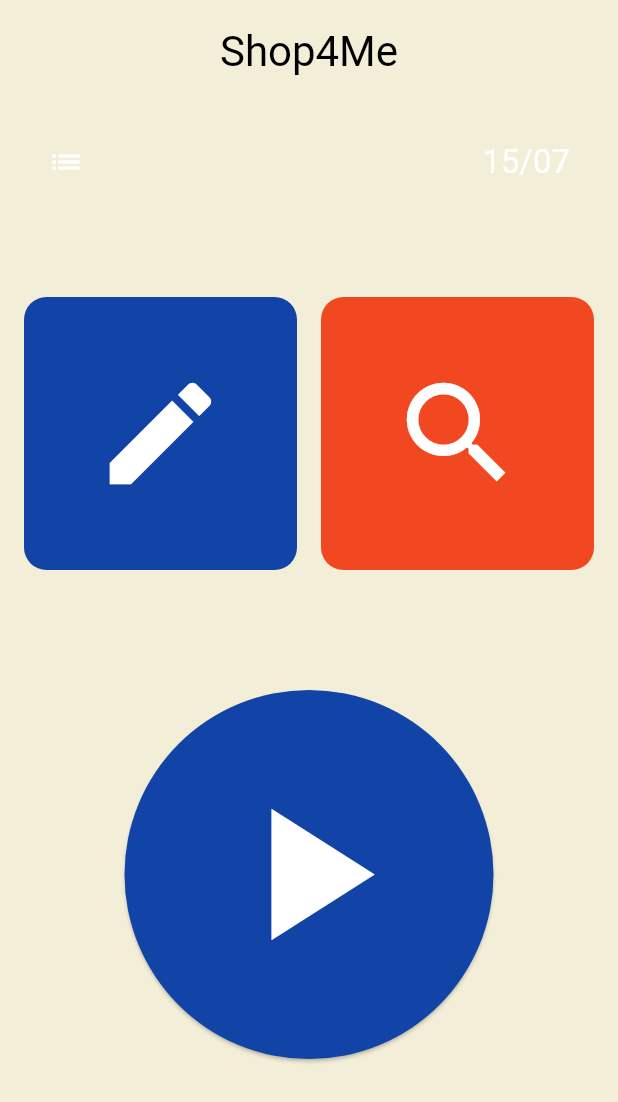
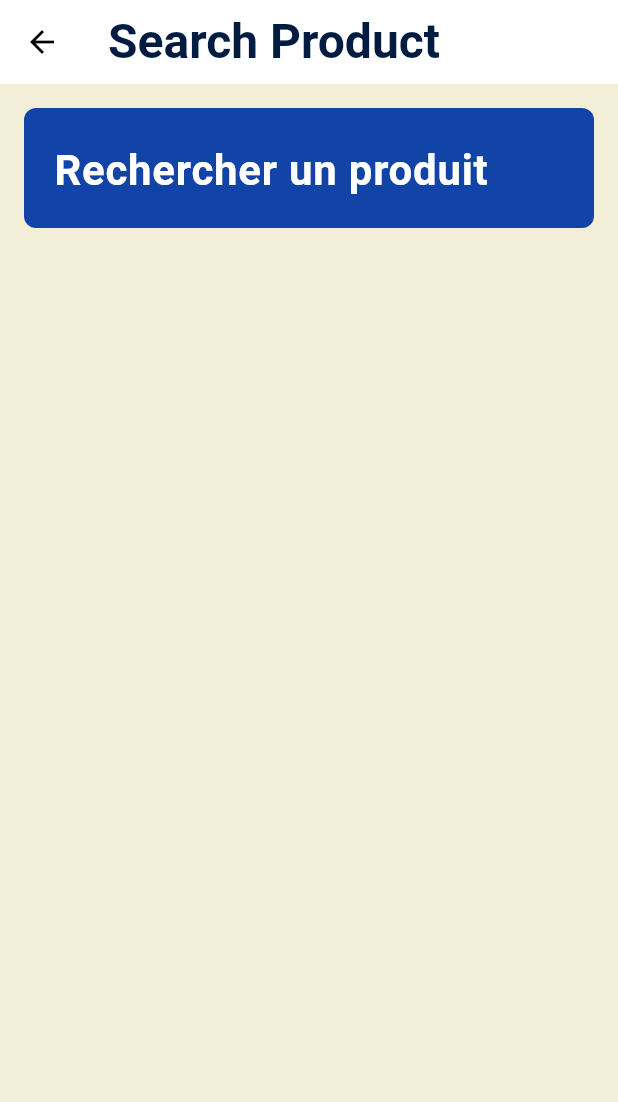
Before and after one commit to MatthieuFranques/ShopForMe, a Flutter app: the screen it shows after launch, after a tap on the "search" icon, on a phone screen of 412 x 824 dp. Shown: the top 1102 px of the screen. Run offline on Flutter 3.47's test engine with Material 3 defaults, Android fonts, the phone set to English and light mode, and no system bars; our stand-ins replace equatable, flutter_bloc.

Commit message:
feat: SearchProductPage with search bar and filtered products (local list)

```diff
--- a/mobile/lib/ui/screens/home_screen.dart
+++ b/mobile/lib/ui/screens/home_screen.dart
@@ -1,6 +1,7 @@
 import 'package:flutter/material.dart';
 import 'package:flutter_bloc/flutter_bloc.dart';
 import 'package:mobile/ui/screens/navigation_screen.dart';
+import 'package:mobile/ui/screens/product_search_screen.dart';
 import 'package:mobile/ui/screens/shopping_list_screen.dart';
 import 'package:mobile/blocs/shopping_list_bloc.dart';
 import '../widgets/app_header.dart';
@@ -45,12 +46,7 @@ class HomeScreen extends StatelessWidget {
               const SizedBox(height: 80),
               Center(
                 child: StartButton(
-                  onPressed: () {
-                    Navigator.push(
-                      context,
-                      MaterialPageRoute(builder: (context) => NavigationPage()),
-                    );
-                  },
+                  onPressed: () => _startShopping(context)
                 ),
               ),
             ],
@@ -74,6 +70,10 @@ class HomeScreen extends StatelessWidget {
   }
 
   void _searchProduct(BuildContext context) {
+    Navigator.push(
+      context,
+      MaterialPageRoute(builder: (context) => SearchProductPage()),
+    );
     print('Navigating to search screen');
   }
 
--- a/mobile/lib/ui/screens/product_search_screen.dart
+++ b/mobile/lib/ui/screens/product_search_screen.dart
@@ -0,0 +1,164 @@
+import 'package:flutter/material.dart';
+
+class SearchProductPage extends StatefulWidget {
+  @override
+  _SearchProductPageState createState() => _SearchProductPageState();
+}
+
+class _SearchProductPageState extends State<SearchProductPage> {
+  final TextEditingController _searchController = TextEditingController();
+
+  //Liste de test de produits type d'une grande surface
+  List<String> allProducts = [
+    //Fruits
+    'pomme', 'banane', 'orange', 'fraise', 'kiwi', 'ananas', 'raisin', 'melon', 'pastèque',
+    'mangue', 'poire', 'cerise', 'pêche', 'abricot', 'framboise', 'myrtille',
+
+    //Légumes
+    'carotte', 'tomate', 'salade', 'poivron', 'courgette', 'aubergine', 'brocoli', 'chou-fleur',
+    'épinard', 'oignon', 'ail', 'poireau', 'patate douce', 'pomme de terre', 'navet', 'radis',
+
+    //Viandes et poissons
+    'poulet', 'boeuf', 'porc', 'agneau', 'saumon', 'thon', 'crevettes', 'dinde', 'merlan',
+    'jambon', 'bacon', 'escalope', 'filet mignon', 'saucisse', 'moule', 'huître',
+
+    //Produits laitiers
+    'lait', 'fromage', 'yaourt', 'beurre', 'crème fraîche', 'lait de soja', 'lait d’amande',
+    'camembert', 'emmental', 'chèvre', 'parmesan', 'mozzarella',
+
+    //Boulangerie et viennoiseries
+    'pain', 'baguette', 'croissant', 'pain de mie', 'brioche', 'pain complet', 'pain aux céréales',
+
+    //Produits de base et conserves
+    'riz', 'pâtes', 'farine', 'sucre', 'huile d’olive', 'huile de tournesol', 'vinaigre',
+    'moutarde', 'sel', 'poivre', 'épices', 'café', 'thé', 'confiture', 'nutella', 'compote',
+    'thon en boîte', 'sardines en boîte',
+
+    //Boissons
+    'eau', 'jus d’orange', 'soda', 'vin rouge', 'vin blanc', 'bière', 'coca-cola', 'limonade',
+    'sirop de menthe', 'eau gazeuse',
+
+    //Produits sucrés
+    'chocolat', 'bonbons', 'gâteau', 'biscuit', 'glace', 'miel', 'pâte d’amande', 'pâte à tartiner',
+
+    //Produits ménagers
+    'lessive', 'liquide vaisselle', 'savon', 'éponge', 'papier toilette', 'sac poubelle',
+    'essuie-tout', 'désinfectant', 'poudre à récurer', 'produit pour le sol'
+  ];
+  List<String> filteredProducts = [];
+
+  @override
+  void initState() {
+    super.initState();
+
+    //Filtre en fonction des caractères tapés dans la search bar (par ordre de frappe)
+    _searchController.addListener(() {
+      setState(() {
+        String query = _searchController.text.toLowerCase();
+
+        if (query.isNotEmpty) {
+          List<String> startingWithQuery = allProducts
+              .where((product) => product.toLowerCase().startsWith(query))
+              .toList();
+
+          List<String> containingQuery = allProducts
+              .where((product) => product.toLowerCase().contains(query) && !product.toLowerCase().startsWith(query))
+              .toList();
+
+          filteredProducts = startingWithQuery + containingQuery;
+        } else {
+          filteredProducts = [];
+        }
+      });
+    });
+
+  }
+
+  @override
+  void dispose() {
+    _searchController.dispose();
+    super.dispose();
+  }
+
+  @override
+  Widget build(BuildContext context) {
+
+    return Scaffold(
+      appBar: AppBar(
+        title: const Text(
+          'Search Product',
+          style: TextStyle(
+            fontSize: 32,
+            fontWeight: FontWeight.bold,
+            color: Color.fromARGB(255, 1, 28, 64),
+          ),
+        ),
+      ),
+      body: Padding(
+        padding: const EdgeInsets.all(16.0),
+        child: Column(
+          children: [
+            //Search Bar
+            SizedBox(
+              width: double.infinity,
+              child: TextField(
+                controller: _searchController,
+                decoration: InputDecoration(
+                  hintText: 'Rechercher un produit',
+                  hintStyle: const TextStyle(
+                    color: Colors.white,
+                    fontSize: 28,
+                    fontWeight: FontWeight.bold,
+                  ),
+                  filled: true,
+                  fillColor: Theme.of(context).colorScheme.secondary,
+                  border: OutlineInputBorder(
+                    borderRadius: BorderRadius.circular(8.0),
+                    borderSide: BorderSide.none,
+                  ),
+                  contentPadding: const EdgeInsets.only(left: 16.0, top: 16.0, bottom: 16.0),
+                ),
+                style: const TextStyle(color: Colors.white, fontSize: 32),
+              ),
+            ),
+            SizedBox(height: 20),
+
+            //affichage des produits correspondant aux caractères tapés dans la search bar
+            if (filteredProducts.isNotEmpty)
+              Expanded(
+                child: ListView.builder(
+                  itemCount: filteredProducts.length,
+                  itemBuilder: (context, index) {
+                    final product = filteredProducts[index];
+                    return Padding(
+                      padding: const EdgeInsets.symmetric(vertical: 4.0),
+                      child: Container(
+                        padding: const EdgeInsets.all(16.0),
+                        decoration: BoxDecoration(
+                          color: Theme.of(context).colorScheme.primary,
+                          borderRadius: BorderRadius.circular(8.0),
+                        ),
+                        child: ListTile(
+                          title: Text(
+                            product,
+                            style: const TextStyle(
+                              fontSize: 32,
+                              color: Colors.white,
+                              fontWeight: FontWeight.bold,
+                            ),
+                          ),
+                          onTap: () {
+                            //TODO : Ajout du produit à la liste de courses
+                          },
+                        ),
+                      ),
+                    );
+                  },
+                ),
+              ),
+          ],
+        ),
+      ),
+    );
+  }
+}
```
